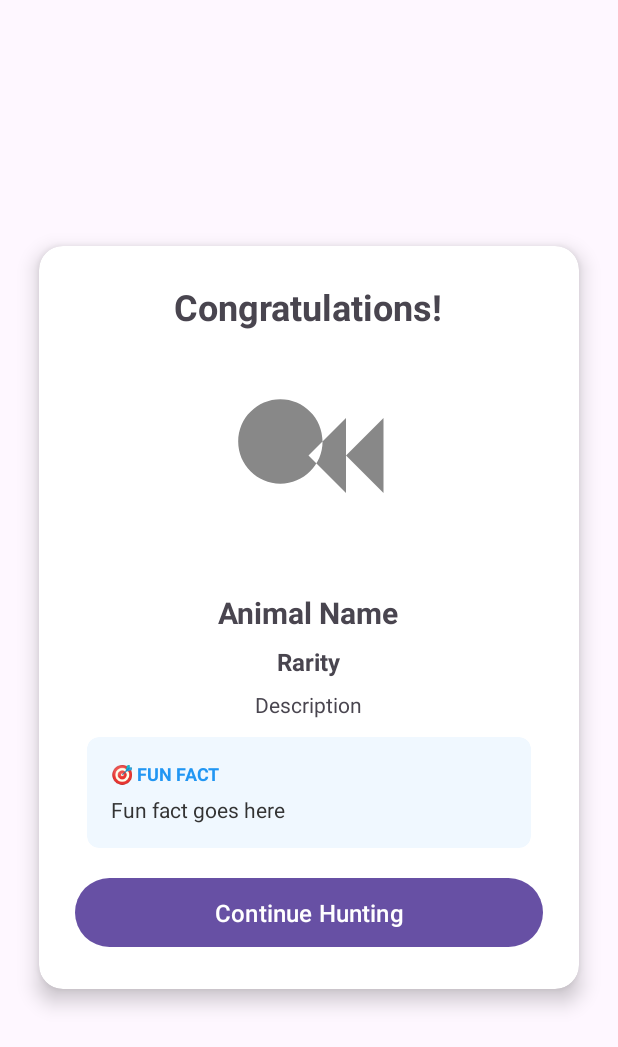
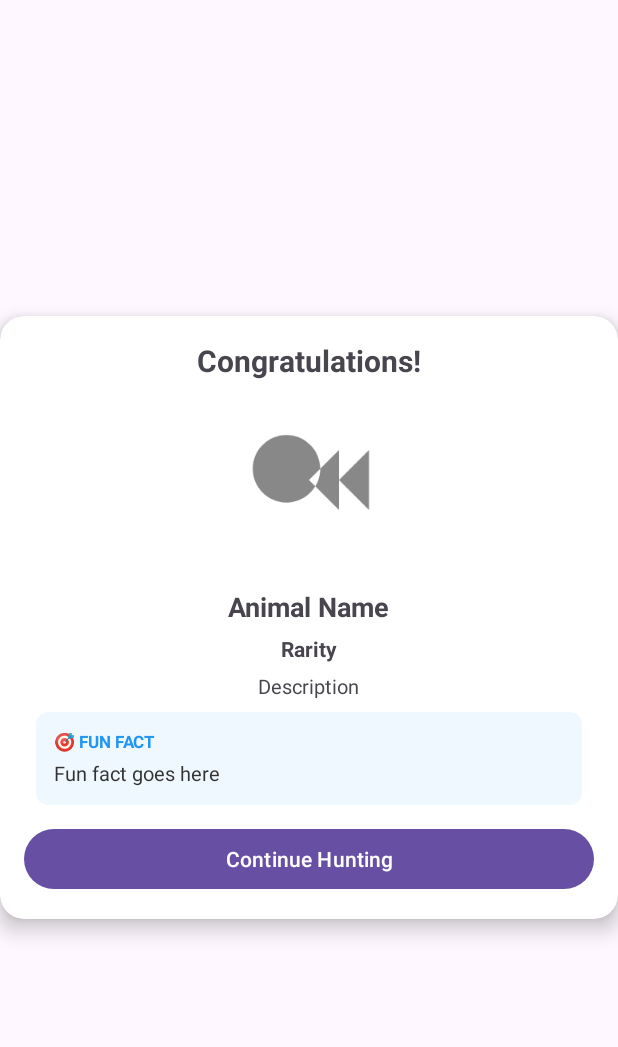
Before and after one commit to georgeworks/stepcounterhuntinggit, an Android app: the layout dialog_animal_caught_with_lure.xml on its own in the app's theme, with its tools: preview values and no code run, on a phone screen of 412 x 824 dp. Shown: the top 1047 px of the screen. Run offline under Robolectric (Android 15) with nearby library versions, the phone set to English and light mode, and no system bars.

Commit message:
New version 0.50
add logic that gives 90% preference to uncollected animals within each rarity tier WITH lure logic. Also fixed screen issues on caught animals.

```diff
--- a/app/src/main/res/layout/dialog_animal_caught_with_lure.xml
+++ b/app/src/main/res/layout/dialog_animal_caught_with_lure.xml
@@ -1,7 +1,7 @@
 <?xml version="1.0" encoding="utf-8"?>
 <androidx.cardview.widget.CardView xmlns:android="http://schemas.android.com/apk/res/android"
     xmlns:app="http://schemas.android.com/apk/res-auto"
-    android:layout_width="360dp"
+    android:layout_width="match_parent"
     android:layout_height="wrap_content"
     android:layout_gravity="center"
     app:cardCornerRadius="16dp"
@@ -11,14 +11,14 @@
         android:id="@+id/scroll_view"
         android:layout_width="match_parent"
         android:layout_height="wrap_content"
-        android:maxHeight="500dp">
+        android:maxHeight="320dp">
 
         <LinearLayout
             android:id="@+id/root_layout"
             android:layout_width="match_parent"
             android:layout_height="wrap_content"
             android:orientation="vertical"
-            android:padding="24dp"
+            android:padding="16dp"
         android:gravity="center_horizontal">
 
         <TextView
@@ -26,57 +26,58 @@
             android:layout_width="wrap_content"
             android:layout_height="wrap_content"
             android:text="Congratulations!"
-                android:textSize="24sp"
+            android:textSize="20sp"
         android:textStyle="bold"
-                android:layout_marginBottom="8dp" />
+        android:layout_marginBottom="6dp" />
 
         <TextView
             android:id="@+id/lure_used_indicator"
             android:layout_width="wrap_content"
             android:layout_height="wrap_content"
             android:text="🎯 Lure Success!"
-                android:textSize="16sp"
+            android:textSize="14sp"
         android:textStyle="bold"
         android:textColor="@android:color/holo_orange_dark"
         android:visibility="gone"
-                android:layout_marginBottom="12dp" />
+        android:layout_marginBottom="8dp" />
 
         <ImageView
             android:id="@+id/caught_animal_image"
-                android:layout_width="150dp"
-                android:layout_height="150dp"
+            android:layout_width="120dp"
+        android:layout_height="120dp"
         android:scaleType="centerCrop"
         android:src="@drawable/ic_animal_placeholder"
-                android:layout_marginBottom="16dp" />
+        android:layout_marginBottom="12dp" />
 
+        <!-- Keep rest of the elements but with reduced margins -->
         <TextView
             android:id="@+id/caught_animal_name"
             android:layout_width="wrap_content"
             android:layout_height="wrap_content"
             android:text="Animal Name"
-                android:textSize="20sp"
+            android:textSize="18sp"
         android:textStyle="bold"
-                android:layout_marginBottom="8dp" />
+        android:layout_marginBottom="6dp" />
 
         <TextView
             android:id="@+id/caught_animal_rarity"
             android:layout_width="wrap_content"
             android:layout_height="wrap_content"
             android:text="Rarity"
-                android:textSize="16sp"
+            android:textSize="14sp"
         android:textStyle="bold"
-                android:layout_marginBottom="8dp" />
+        android:layout_marginBottom="6dp" />
 
         <TextView
             android:id="@+id/caught_animal_description"
             android:layout_width="wrap_content"
             android:layout_height="wrap_content"
             android:text="Description"
-                android:textSize="14sp"
+            android:textSize="13sp"
         android:textAlignment="center"
-                android:layout_marginBottom="12dp" />
+        android:layout_marginBottom="8dp" />
 
-            <!-- Duplicate Reward Card -->
+        <!-- Duplicate Reward Card with reduced padding -->
         <androidx.cardview.widget.CardView
             android:id="@+id/duplicate_reward_card"
             android:layout_width="match_parent"
@@ -84,54 +85,54 @@
             app:cardBackgroundColor="#FFF3E0"
             app:cardCornerRadius="8dp"
             app:cardElevation="0dp"
-                android:layout_marginBottom="12dp"
+            android:layout_marginBottom="8dp"
         android:visibility="gone">
 
         <LinearLayout
             android:layout_width="match_parent"
             android:layout_height="wrap_content"
             android:orientation="vertical"
-                    android:padding="12dp"
+            android:padding="8dp"
         android:gravity="center">
 
         <TextView
             android:layout_width="wrap_content"
             android:layout_height="wrap_content"
             android:text="🎁 DUPLICATE BONUS"
-                        android:textSize="12sp"
+            android:textSize="11sp"
         android:textStyle="bold"
         android:textColor="#FF6F00"
-                        android:layout_marginBottom="4dp" />
+        android:layout_marginBottom="2dp" />
 
         <TextView
             android:id="@+id/lure_reward_text"
             android:layout_width="wrap_content"
             android:layout_height="wrap_content"
             android:text="+1 Lure Earned!\nTotal Lures: 3"
-                        android:textSize="14sp"
+            android:textSize="13sp"
         android:textColor="#333333"
         android:textAlignment="center"
-                        android:lineSpacingMultiplier="1.2" />
+        android:lineSpacingMultiplier="1.1" />
 
     </LinearLayout>
 
 </androidx.cardview.widget.CardView>
 
-            <!-- Fun Fact Card -->
+    <!-- Fun Fact Card with reduced height -->
 <androidx.cardview.widget.CardView
 android:layout_width="match_parent"
 android:layout_height="wrap_content"
 app:cardBackgroundColor="#F0F8FF"
 app:cardCornerRadius="8dp"
 app:cardElevation="0dp"
-                android:layout_marginBottom="16dp"
+android:layout_marginBottom="12dp"
     android:layout_marginLeft="8dp"
     android:layout_marginRight="8dp">
 
 <ScrollView
 android:layout_width="match_parent"
 android:layout_height="wrap_content"
-                    android:maxHeight="150dp"
+android:maxHeight="100dp"
     android:scrollbars="vertical"
     android:fadeScrollbars="false">
 
@@ -139,25 +140,25 @@
 android:layout_width="match_parent"
 android:layout_height="wrap_content"
 android:orientation="vertical"
-                        android:padding="16dp">
+android:padding="12dp">
 
 <TextView
     android:layout_width="wrap_content"
     android:layout_height="wrap_content"
     android:text="🎯 FUN FACT"
-                            android:textSize="12sp"
+    android:textSize="11sp"
 android:textStyle="bold"
 android:textColor="#2196F3"
-                            android:layout_marginBottom="6dp" />
+android:layout_marginBottom="4dp" />
 
 <TextView
     android:id="@+id/caught_animal_fun_fact"
     android:layout_width="match_parent"
     android:layout_height="wrap_content"
     android:text="Fun fact goes here"
-                            android:textSize="14sp"
+    android:textSize="13sp"
 android:textColor="#333333"
-                            android:lineSpacingMultiplier="1.25"
+android:lineSpacingMultiplier="1.2"
 android:paddingRight="4dp" />
 
 </LinearLayout>
@@ -171,8 +172,8 @@
 android:layout_width="match_parent"
 android:layout_height="wrap_content"
 android:text="Continue Hunting"
-                android:textSize="16sp"
-                android:padding="12dp" />
+android:textSize="14sp"
+    android:padding="10dp" />
 
     </LinearLayout>
 
```
Also changed, not shown: app/src/main/java/com/example/stepcounterhunting/AnimalCaughtDialog.kt (+25 -8 lines), app/src/main/java/com/example/stepcounterhunting/AnimalCaughtDialogWithLure.kt (+25 -9 lines), app/src/main/java/com/example/stepcounterhunting/HuntFragment.kt (+34 -14 lines), app/src/main/res/layout/dialog_animal_caught.xml (+2 -7 lines). Lines whose indentation alone changed are shown as unchanged.
